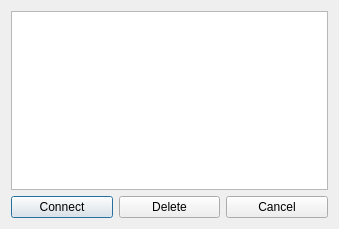
Before: the Qt Designer form Client/ui/server_list.ui in AdamFull/messager, drawn with Qt 5.
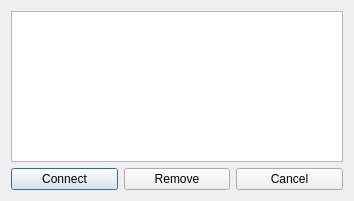
After: the same form once the commit is applied.

```diff
--- a/Client/ui/server_list.ui
+++ b/Client/ui/server_list.ui
@@ -6,20 +6,20 @@
    <rect>
     <x>0</x>
     <y>0</y>
-    <width>339</width>
-    <height>229</height>
+    <width>354</width>
+    <height>201</height>
    </rect>
   </property>
   <property name="minimumSize">
    <size>
-    <width>339</width>
-    <height>229</height>
+    <width>354</width>
+    <height>201</height>
    </size>
   </property>
   <property name="maximumSize">
    <size>
-    <width>339</width>
-    <height>229</height>
+    <width>354</width>
+    <height>201</height>
    </size>
   </property>
   <property name="windowTitle">
@@ -41,7 +41,7 @@
      <item>
       <widget class="QPushButton" name="delete_btn">
        <property name="text">
-        <string>Delete</string>
+        <string>Remove</string>
        </property>
       </widget>
      </item>
```
Left out of the diff: 10 changed lines with no effect on the pictures.
